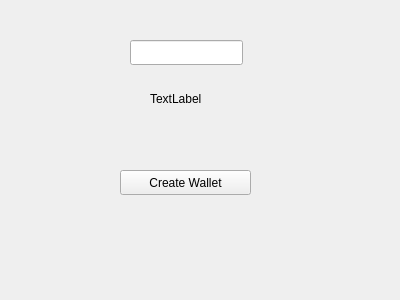
First picture: the form in src/qtwallet/stackedwidget.ui, repository VanGrx/safexcore, before the edit.
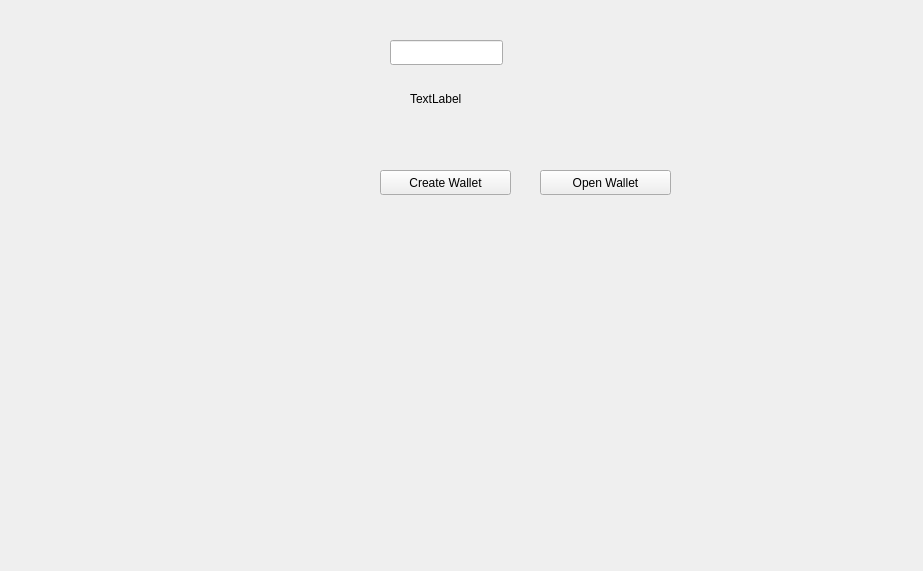
Second picture: the form after the edit.

Commit message: Add thread for wallet tasks. Start adding new windows

```diff
--- a/src/qtwallet/stackedwidget.ui
+++ b/src/qtwallet/stackedwidget.ui
@@ -6,8 +6,8 @@
    <rect>
     <x>0</x>
     <y>0</y>
-    <width>400</width>
-    <height>300</height>
+    <width>923</width>
+    <height>571</height>
    </rect>
   </property>
   <property name="windowTitle">
@@ -17,7 +17,7 @@
    <widget class="QLabel" name="statusLabel">
     <property name="geometry">
      <rect>
-      <x>150</x>
+      <x>410</x>
       <y>90</y>
       <width>67</width>
       <height>17</height>
@@ -30,7 +30,7 @@
    <widget class="QLineEdit" name="passwordEdit">
     <property name="geometry">
      <rect>
-      <x>130</x>
+      <x>390</x>
       <y>40</y>
       <width>113</width>
       <height>25</height>
@@ -40,7 +40,7 @@
    <widget class="QPushButton" name="pushButton">
     <property name="geometry">
      <rect>
-      <x>120</x>
+      <x>380</x>
       <y>170</y>
       <width>131</width>
       <height>25</height>
@@ -50,6 +50,34 @@
      <string>Create Wallet</string>
     </property>
    </widget>
+   <widget class="QPushButton" name="pushButton_2">
+    <property name="geometry">
+     <rect>
+      <x>540</x>
+      <y>170</y>
+      <width>131</width>
+      <height>25</height>
+     </rect>
+    </property>
+    <property name="text">
+     <string>Open Wallet</string>
+    </property>
+   </widget>
+  </widget>
+  <widget class="QWidget" name="statusPage">
+   <widget class="QProgressBar" name="progressBar">
+    <property name="geometry">
+     <rect>
+      <x>180</x>
+      <y>210</y>
+      <width>531</width>
+      <height>141</height>
+     </rect>
+    </property>
+    <property name="value">
+     <number>24</number>
+    </property>
+   </widget>
   </widget>
   <widget class="QWidget" name="mainPage"/>
  </widget>
```
Left out of the diff: 20 changed lines with no effect on the pictures. The commit also changes 7 other files.
